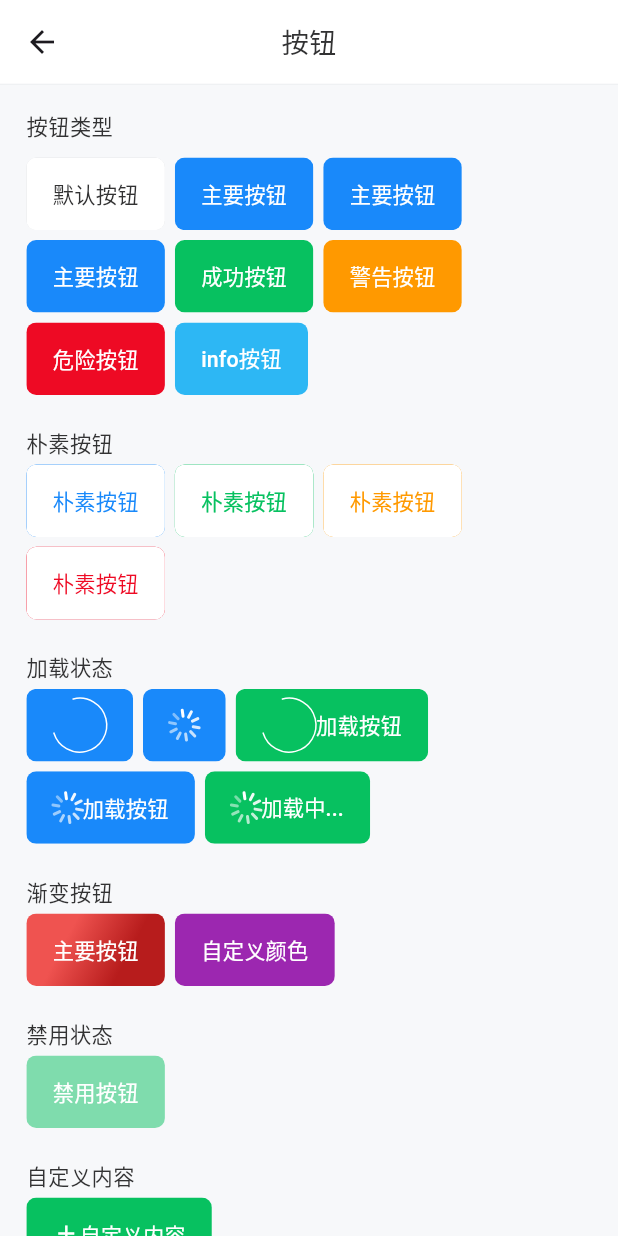
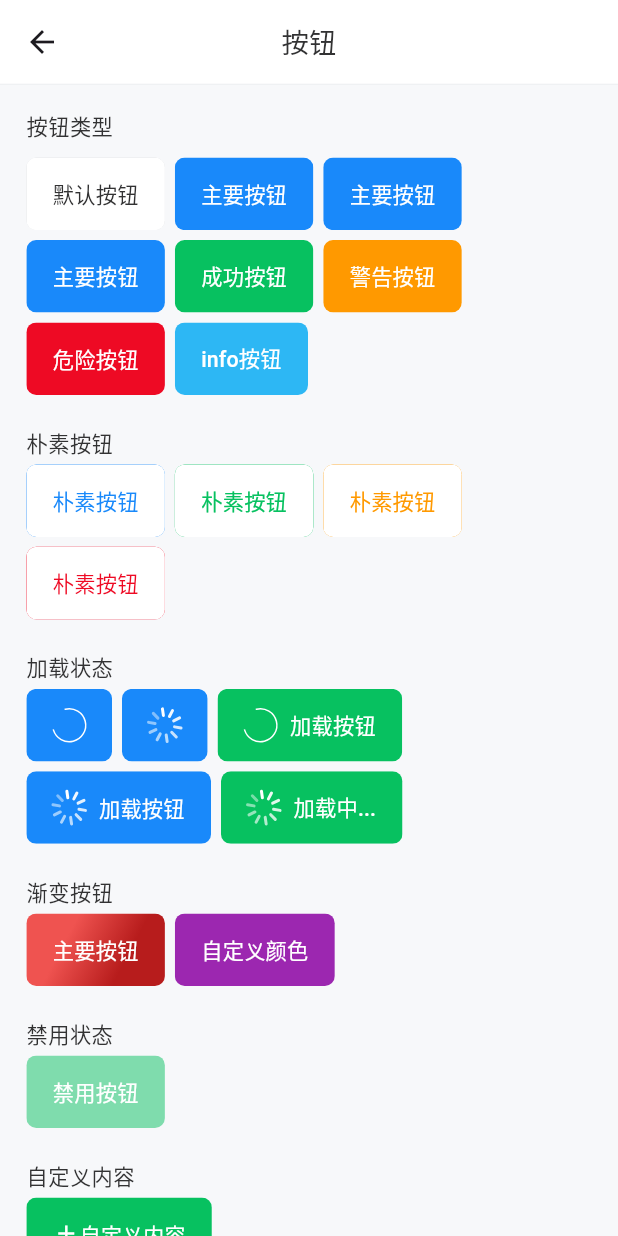
Before and after one commit to chasonHgg/flutter_better_ui, a Flutter app: the BetterButtonPage screen opened by its route, on a phone screen of 412 x 824 dp. Run offline on Flutter 3.47's test engine with Material 3 defaults, Android fonts, the phone set to English and light mode, and no system bars; our stand-ins replace get.

Commit message:
modify button params

```diff
--- a/lib/better_button.dart
+++ b/lib/better_button.dart
@@ -13,6 +13,7 @@ enum BetterButtonType { defaultType, primary, success, warning, danger, info }
 
 /// A highly configurable button widget that supports theme colors, loading
 /// indicators, custom prefix/suffix, gradients and more.
+// ignore: must_be_immutable
 class BetterButton extends StatelessWidget {
   /// The preset visual style to use. When null, falls back to theme defaults.
   final BetterButtonType? type;
@@ -36,7 +37,7 @@ class BetterButton extends StatelessWidget {
   final bool loading;
 
   /// Size of the loading indicator.
-  final double? loadingSize;
+  double? loadingSize;
 
   /// Stroke width of the circular loading indicator.
   final double? loadingStrokeWidth;
@@ -48,7 +49,7 @@ class BetterButton extends StatelessWidget {
   final Color? loadingColor;
 
   /// Spacing to the right of the loading indicator.
-  final double? loadingMarginRight;
+  double? loadingMarginRight;
 
   /// Widget displayed before the text/child.
   final Widget? prefix;
@@ -60,7 +61,7 @@ class BetterButton extends StatelessWidget {
   final double? width;
 
   /// Fixed height of the button.
-  final double? height;
+  double? height;
 
   /// Loading indicator type.
   final BetterButtonLoadingType loadingType;
@@ -138,9 +139,9 @@ class BetterButton extends StatelessWidget {
   @override
   Widget build(BuildContext context) {
     // Compute responsive sizes
-    final double computedLoadingSize = loadingSize?.bw ?? 20.bw;
-    final double computedHeight = height?.bw ?? 44.bw;
-    final double computedLoadingMarginRight = loadingMarginRight?.bw ?? 8.bw;
+    loadingSize ??= 20.bw;
+    loadingMarginRight ??= 8.bw;
+    height ??= 44.bw;
     BetterButtonTheme buttonTheme = Theme.of(
       context,
     ).extension<BetterThemeExtension>()!.buttonTheme;
@@ -353,7 +354,7 @@ class BetterButton extends StatelessWidget {
       onPressed: disabled == true ? null : onClick ?? () {},
       child: Ink(
         width: width,
-        height: computedHeight,
+        height: height,
         padding:
             padding ??
             Theme.of(
```
